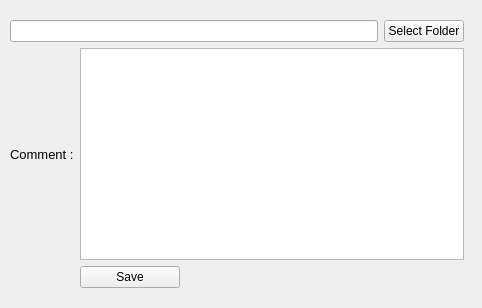
Old version of the form saving_reminder.ui in the repository whatsop/custom_saving_tool.
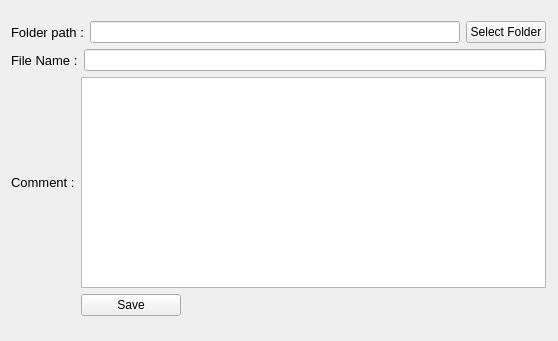
New version of the form.

Diff of the .ui file:
```diff
--- a/saving_reminder.ui
+++ b/saving_reminder.ui
@@ -6,8 +6,8 @@
    <rect>
     <x>0</x>
     <y>0</y>
-    <width>482</width>
-    <height>308</height>
+    <width>558</width>
+    <height>341</height>
    </rect>
   </property>
   <property name="windowTitle">
@@ -16,15 +16,27 @@
   <widget class="QWidget" name="">
    <property name="geometry">
     <rect>
-     <x>10</x>
-     <y>20</y>
-     <width>454</width>
-     <height>268</height>
+     <x>11</x>
+     <y>21</y>
+     <width>535</width>
+     <height>295</height>
     </rect>
    </property>
-   <layout class="QGridLayout" name="gridLayout_2">
-    <item row="0" column="0">
+   <layout class="QGridLayout" name="gridLayout">
+    <item row="0" column="0" colspan="2">
      <layout class="QHBoxLayout" name="horizontalLayout">
+      <item>
+       <widget class="QLabel" name="folderPathlabel">
+        <property name="font">
+         <font>
+          <pointsize>10</pointsize>
+         </font>
+        </property>
+        <property name="text">
+         <string>Folder path :</string>
+        </property>
+       </widget>
+      </item>
       <item>
        <widget class="QLineEdit" name="pathLineEdit">
         <property name="minimumSize">
@@ -44,12 +56,36 @@
       </item>
      </layout>
     </item>
-    <item row="1" column="0">
-     <layout class="QGridLayout" name="gridLayout">
-      <item row="0" column="1">
-       <widget class="QTextEdit" name="commentTextEdit"/>
+    <item row="1" column="0" colspan="2">
+     <layout class="QHBoxLayout" name="horizontalLayout_2">
+      <item>
+       <widget class="QLabel" name="fileNamelabel">
+        <property name="font">
+         <font>
+          <pointsize>10</pointsize>
+         </font>
+        </property>
+        <property name="text">
+         <string>File Name :</string>
+        </property>
+        <property name="alignment">
+         <set>Qt::AlignLeading|Qt::AlignLeft|Qt::AlignVCenter</set>
+        </property>
+       </widget>
       </item>
-      <item row="0" column="0">
+      <item>
+       <widget class="QLineEdit" name="fileNameLineEdit">
+        <property name="minimumSize">
+         <size>
+          <width>250</width>
+          <height>0</height>
+         </size>
+        </property>
+       </widget>
+      </item>
+     </layout>
+    </item>
+    <item row="2" column="0">
        <widget class="QLabel" name="commentLabel">
         <property name="minimumSize">
          <size>
@@ -67,7 +103,10 @@
         </property>
        </widget>
       </item>
-      <item row="1" column="1">
+    <item row="2" column="1">
+     <widget class="QTextEdit" name="commentTextEdit"/>
+    </item>
+    <item row="3" column="1">
        <widget class="QPushButton" name="saveBtn">
         <property name="maximumSize">
          <size>
@@ -79,8 +118,6 @@
          <string>Save</string>
         </property>
        </widget>
-      </item>
-     </layout>
     </item>
    </layout>
   </widget>
```
Lines whose indentation alone changed are shown as unchanged.
